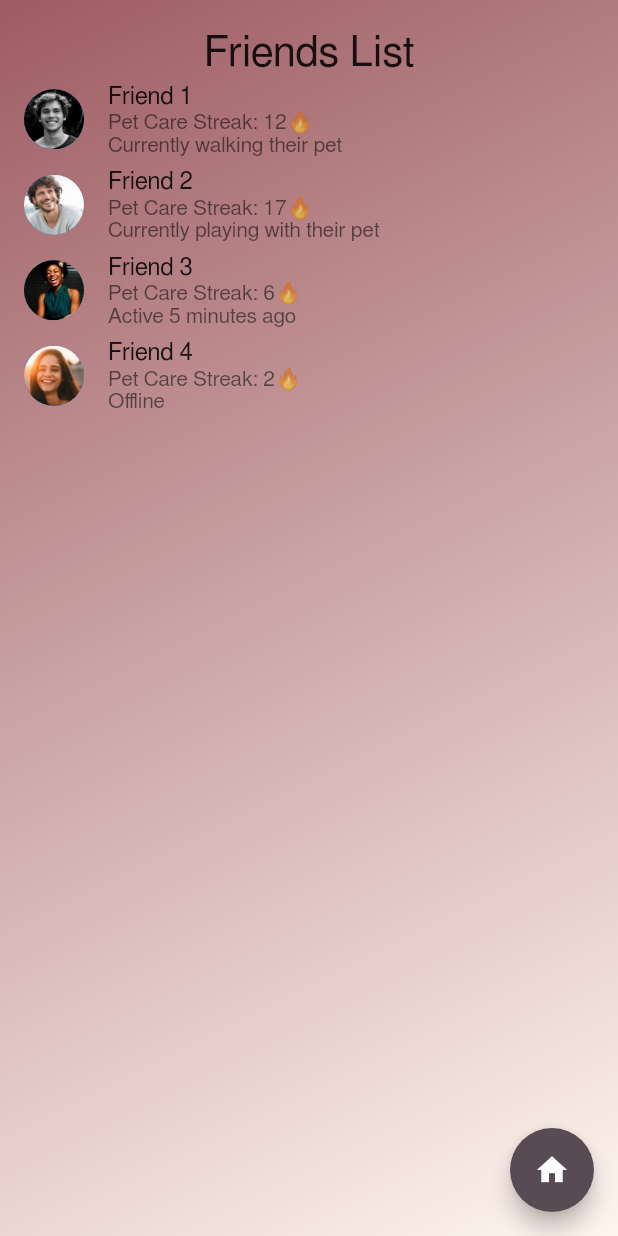
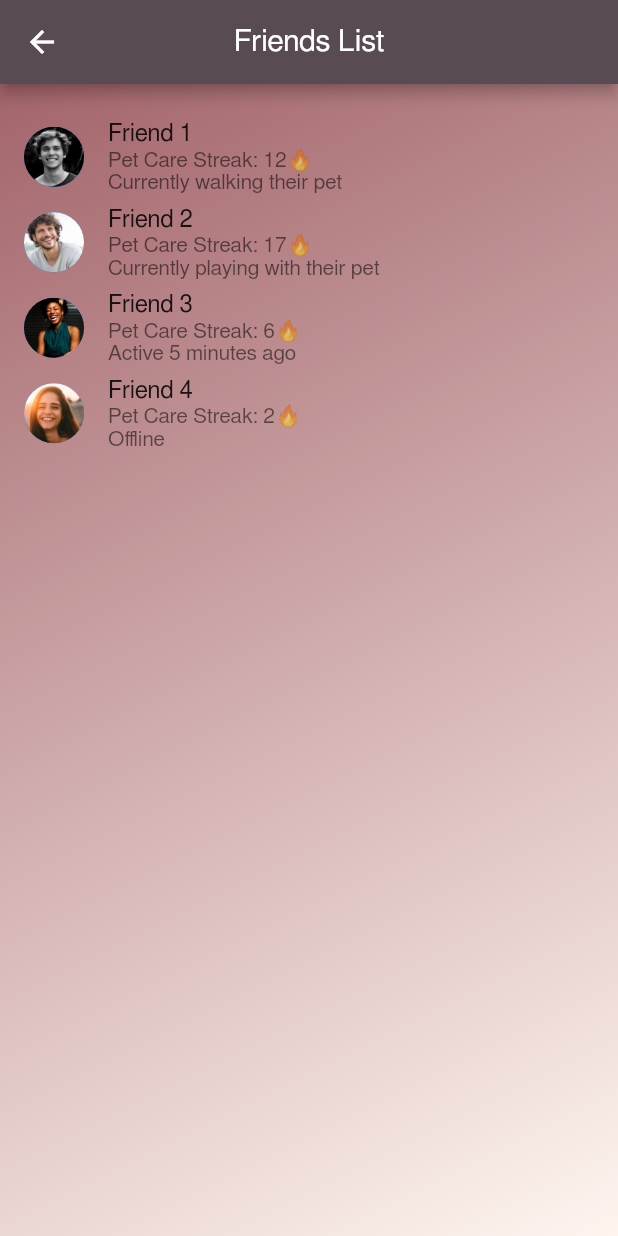
Before and after one commit to Chicken-Crimpies/petmo, a Flutter app: the FriendsScreen screen opened directly, on a phone screen of 412 x 824 dp. Run offline on Flutter 3.47's test engine with Material 2 defaults, Android fonts, the phone set to English and light mode, and no system bars; our stand-ins replace cloud_firestore, firebase_auth, firebase_core, flutter_speed_dial, geolocator, google_maps_flutter and 1 more; missing offline and left inert: cloud_firestore_web, firebase_auth_web, firebase_core_web, flutter_facebook_auth, flutter_facebook_auth_web, geolocator_web and 2 more; accounts and stored records are empty; Roboto replaces fonts that are missing (FreeSans).

Commit message:
added pm-13 features except for the map

```diff
--- a/lib/screens/friends/friends_list_screen.dart
+++ b/lib/screens/friends/friends_list_screen.dart
@@ -1,7 +1,7 @@
 import 'package:flutter/cupertino.dart';
 import 'package:flutter/material.dart';
 import 'package:petmo/screens/friends/friends_profile_screen.dart';
-import 'package:petmo/screens/pet/pet_screen.dart';
+import 'package:petmo/screens/pet/home_screen.dart';
 
 import '../style.dart';
 
@@ -10,6 +10,7 @@ class FriendsScreen extends StatelessWidget {
 
   @override
   Widget build(BuildContext context) => Container(
+
       decoration: const BoxDecoration(
           gradient: LinearGradient(
               begin: Alignment.topLeft,
@@ -18,12 +19,14 @@ class FriendsScreen extends StatelessWidget {
       child: Scaffold(
         body: ListView(
           children: <Widget>[
+            AppBar(
+              title: Text('Friends List'),
+              backgroundColor: PrimaryAccentColor,
+              centerTitle: true,
+
+            ),
             const SizedBox(height: 20),
-            const Text(
-              "Friends List",
-              style: TitleTextStyle,
-              textAlign: TextAlign.center,
-            ),
+
             ListTile(
                 leading: const CircleAvatar(
                   backgroundImage: AssetImage(
@@ -63,15 +66,5 @@ class FriendsScreen extends StatelessWidget {
             ),
           ],
         ),
-        floatingActionButton: FloatingActionButton(
-          child: const Icon(Icons.home),
-          onPressed: () {
-            Navigator.of(context)
-                .push(MaterialPageRoute(builder: (_) => const PetScreen()));
-          },
-          backgroundColor: PrimaryAccentColor,
-          foregroundColor: Colors.white,
-        ),
-        floatingActionButtonLocation: FloatingActionButtonLocation.endFloat,
       ));
 }
--- a/lib/screens/login/facebook_login_screen.dart
+++ b/lib/screens/login/facebook_login_screen.dart
@@ -5,7 +5,7 @@ import 'package:flutter/material.dart';
 import 'package:flutter_facebook_auth/flutter_facebook_auth.dart';
 import 'package:petmo/models/user/user_details.dart';
 import 'package:petmo/screens/create/image_banner.dart';
-import 'package:petmo/screens/pet/pet_screen.dart';
+import 'package:petmo/screens/pet/home_screen.dart';
 
 import '../style.dart';
 
--- a/lib/screens/petmo.dart
+++ b/lib/screens/petmo.dart
@@ -1,6 +1,6 @@
 import 'package:firebase_core/firebase_core.dart';
 import 'package:flutter/material.dart';
-import 'package:petmo/screens/pet/pet_screen.dart';
+import 'package:petmo/screens/pet/home_screen.dart';
 
 import 'login/facebook_login_screen.dart';
 import 'style.dart';
--- a/lib/screens/walk/walk_map_screen.dart
+++ b/lib/screens/walk/walk_map_screen.dart
@@ -5,7 +5,7 @@ import 'package:google_maps_flutter/google_maps_flutter.dart';
 import 'package:petmo/db/walks_database.dart';
 import 'package:petmo/models/walk/active_walk.dart';
 import 'package:petmo/models/walk/walk.dart';
-import 'package:petmo/screens/pet/pet_screen.dart';
+import 'package:petmo/screens/pet/home_screen.dart';
 
 import '../style.dart';
 
```
Also changed, not shown: lib/screens/profile/profile_screen.dart (+14 -16 lines), lib/screens/pet/home_screen.dart (renamed from lib/screens/pet/pet_screen.dart), 1 other file.
